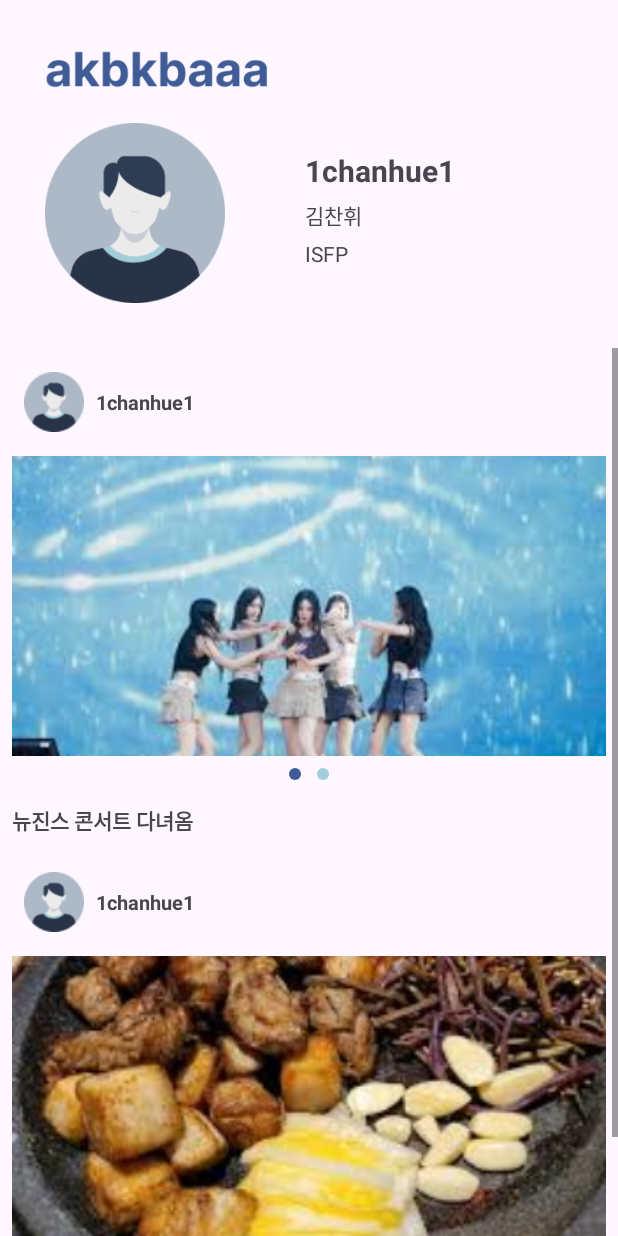
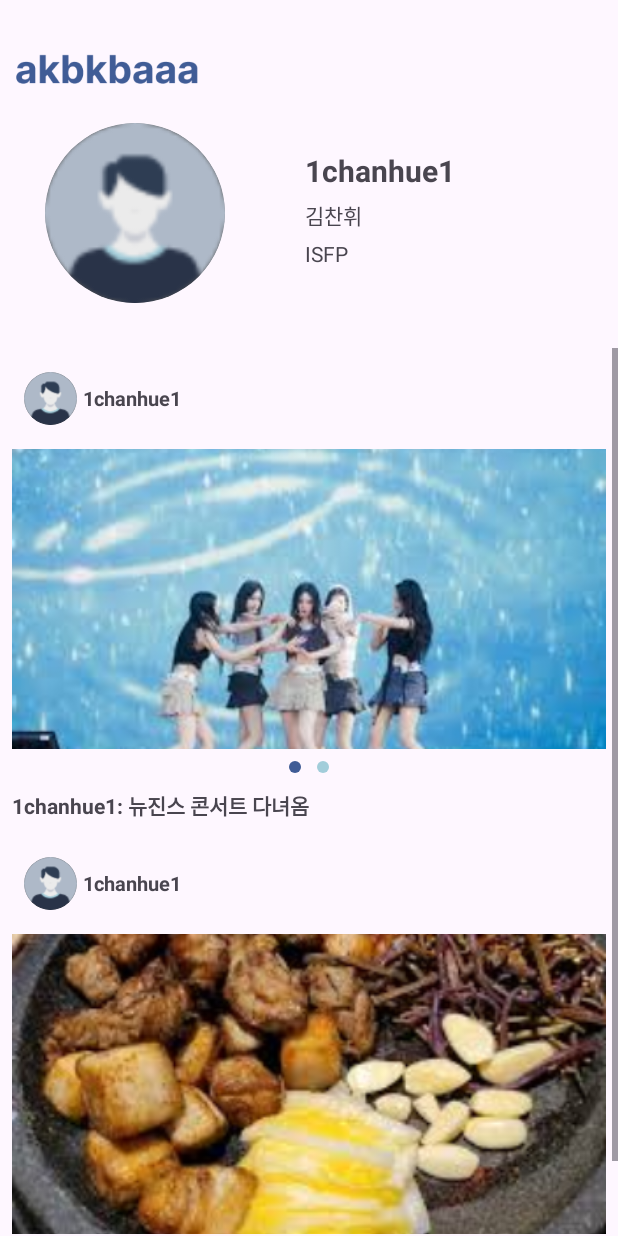
Before and after one commit to 1chanhue1/snsproject, an Android app: the MainActivity screen opened directly, with no data from a screen before it, after a tap on an icon or button, on a phone screen of 412 x 824 dp. Run offline under Robolectric (Android 15) with nearby library versions, the phone set to English and light mode, and no system bars.

Commit message:
디테일 페이지 프로필 받아오기

```diff
--- a/app/src/main/java/com/akbkbaaa/snsproject/DetailActivity.kt
+++ b/app/src/main/java/com/akbkbaaa/snsproject/DetailActivity.kt
@@ -1,7 +1,12 @@
 package com.akbkbaaa.snsproject
 
 import android.content.Intent
+import android.graphics.Color
 import android.os.Bundle
+import android.text.SpannableString
+import android.text.SpannableStringBuilder
+import android.text.style.ForegroundColorSpan
+import android.text.style.RelativeSizeSpan
 import android.view.LayoutInflater
 import android.widget.ImageButton
 import android.widget.ImageView
@@ -27,20 +32,28 @@ class DetailActivity : AppCompatActivity() {
         val tvUsername = findViewById<TextView>(R.id.tv_user_name)
         val tvUserMbti = findViewById<TextView>(R.id.tv_user_mbti)
 
+        val ivUserProfilePhoto = findViewById<ImageView>(R.id.iv_user_profile_photo)
+
+
         val userGetId = intent.getStringExtra("userId")
-
         val userInfo = Database.getUserInfo(userGetId.toString())
 
+        // 데이터 베이스에 저장된 프로필 사진 가져오기
+        val userProfilePhoto = Database.getUserInfo(userGetId.toString())?.userProfile
+        if (userProfilePhoto != null) {
+            ivUserProfilePhoto.setImageResource(userProfilePhoto)
+        }else{
+            ivUserProfilePhoto.setImageResource(R.drawable.sample_image)
+        }
 
-
-
-        var userId = userInfo?.userId
-        var userName = userInfo?.userName
-        var userMbti = userInfo?.userMbti
+        val userId = userInfo?.userId
+        val userName = userInfo?.userName
+        val userMbti = userInfo?.userMbti
 
         tvUserId.setText("$userId")
         tvUsername.setText("$userName")
         tvUserMbti.setText("$userMbti")
+
 
         val btnBack = findViewById<ImageView>(R.id.iv_dv_logo)
 
@@ -54,15 +67,25 @@ class DetailActivity : AppCompatActivity() {
         val posts = Database.getPosts(userGetId.toString()) //아이디 가져오기
 
         for (post in posts) {
-            val postView = LayoutInflater.from(this).inflate(R.layout.item_feed, postContainer, false)
+            val postView =
+                LayoutInflater.from(this).inflate(R.layout.item_feed, postContainer, false)
 
             val userNameView = postView.findViewById<TextView>(R.id.username)
-            val postImageView = postView.findViewById<androidx.viewpager.widget.ViewPager>(R.id.viewPager)
+            val postImageView =
+                postView.findViewById<androidx.viewpager.widget.ViewPager>(R.id.viewPager)
             val postContentView = postView.findViewById<TextView>(R.id.postContent)
             val dotsLayout = postView.findViewById<LinearLayout>(R.id.dotsLayout)
 
+            val userImageView = postView.findViewById<ImageView>(R.id.userImage) // userImage 추가
+// 사용자 프로필 이미지 설정
+            val userInfo = Database.getUserInfo(post.userId)
+            userInfo?.userProfile?.let {
+                userImageView.setImageResource(it)
+            } ?: userImageView.setImageResource(R.drawable.sample_image) // 없으면 기본이미지로
+
             userNameView.text = post.userId
-            postContentView.text = post.content
+            postContentView.text = "${userNameView.text}: ${post.content}"
+
 
             val adapter = ViewPager(this, post.photos)
             postImageView.adapter = adapter
@@ -74,6 +97,7 @@ class DetailActivity : AppCompatActivity() {
             postContainer.addView(postView)
         }
     }
+
     private fun addDots(dotsLayout: LinearLayout, count: Int) {
         val dots = arrayOfNulls<ImageView>(count)
 
@@ -91,9 +115,19 @@ class DetailActivity : AppCompatActivity() {
 
         dots[0]?.setImageResource(R.drawable.dot_active)
     }
-    private fun updateDotsOnPageChange(viewPager: androidx.viewpager.widget.ViewPager, dotsLayout: LinearLayout) {
-        viewPager.addOnPageChangeListener(object : androidx.viewpager.widget.ViewPager.OnPageChangeListener {
-            override fun onPageScrolled(position: Int, positionOffset: Float, positionOffsetPixels: Int) {}
+
+    private fun updateDotsOnPageChange(
+        viewPager: androidx.viewpager.widget.ViewPager,
+        dotsLayout: LinearLayout
+    ) {
+        viewPager.addOnPageChangeListener(object :
+            androidx.viewpager.widget.ViewPager.OnPageChangeListener {
+            override fun onPageScrolled(
+                position: Int,
+                positionOffset: Float,
+                positionOffsetPixels: Int
+            ) {
+            }
 
             override fun onPageSelected(position: Int) {
                 updateDots(dotsLayout, position)
@@ -102,6 +136,7 @@ class DetailActivity : AppCompatActivity() {
             override fun onPageScrollStateChanged(state: Int) {}
         })
     }
+
     private fun updateDots(dotsLayout: LinearLayout, currentPage: Int) {
         val childCount = dotsLayout.childCount
         for (i in 0 until childCount) {
@@ -110,4 +145,5 @@ class DetailActivity : AppCompatActivity() {
         }
     }
 
+
 }
--- a/app/src/main/res/layout/activity_detail.xml
+++ b/app/src/main/res/layout/activity_detail.xml
@@ -12,19 +12,22 @@
         android:layout_width="120dp"
         android:layout_height="120dp"
         android:layout_marginStart="30dp"
+        android:scaleType="centerCrop"
+        android:background="@drawable/rounded_image"
+        android:clipToOutline="true"
         app:layout_constraintStart_toStartOf="parent"
-        app:layout_constraintTop_toBottomOf="@+id/iv_dv_logo"
-        app:srcCompat="@drawable/empty_profile" />
+        app:layout_constraintTop_toBottomOf="@+id/iv_dv_logo"/>
 
     <ImageView
         android:id="@+id/iv_dv_logo"
-        android:layout_width="150dp"
+        android:layout_width="0dp"
         android:layout_height="wrap_content"
-        android:layout_marginLeft="30dp"
-        android:layout_marginTop="10dp"
+        app:layout_constraintWidth_percent="0.3"
         android:src="@drawable/app_logo"
+        app:layout_constraintTop_toTopOf="parent"
         app:layout_constraintStart_toStartOf="parent"
-        app:layout_constraintTop_toTopOf="parent" />
+        android:layout_margin="10dp"
+         />
 
     <LinearLayout
         android:layout_width="176dp"
--- a/app/src/main/res/layout/item_feed.xml
+++ b/app/src/main/res/layout/item_feed.xml
@@ -12,9 +12,13 @@
         android:padding="8dp">
 
         <ImageView
-            android:layout_width="40dp"
-            android:layout_height="40dp"
-            android:layout_marginEnd="8dp"
+            android:id="@+id/userImage"
+            android:layout_width="35dp"
+            android:layout_height="35dp"
+            android:layout_marginEnd="4dp"
+            android:scaleType="centerCrop"
+            android:background="@drawable/rounded_image"
+            android:clipToOutline="true"
             android:src="@drawable/sample_image" />
 
         <TextView
@@ -46,7 +50,8 @@
         android:id="@+id/postContent"
         android:layout_width="match_parent"
         android:layout_height="wrap_content"
-        android:layout_marginTop="8dp"
+        android:layout_marginTop="3dp"
+        android:bufferType="spannable"
         android:text="username 가나다라마바사가나다라마바사가나다라마바사"
         android:textStyle="bold" />
 </LinearLayout>
--- a/app/src/main/res/values/strings.xml
+++ b/app/src/main/res/values/strings.xml
@@ -1,6 +1,5 @@
 <resources>
     <string name="app_name">snsproject</string>
-    <string name="detail_post">wefqwefef  Lorem ipsum dolor sit amet consectetur. Massa feugiat et lectus risus quis posuere sollicitudin commodo cursus. Quisque magna odio consectetur malesuada in.</string>
     <string name="input_id">아이디를 입력하세요.</string>
     <string name="input_pw">비밀번호를 입력하세요.</string>
     <string name="toast_idpwerr">아이디/비밀번호를 입력해주세요.</string>
```
